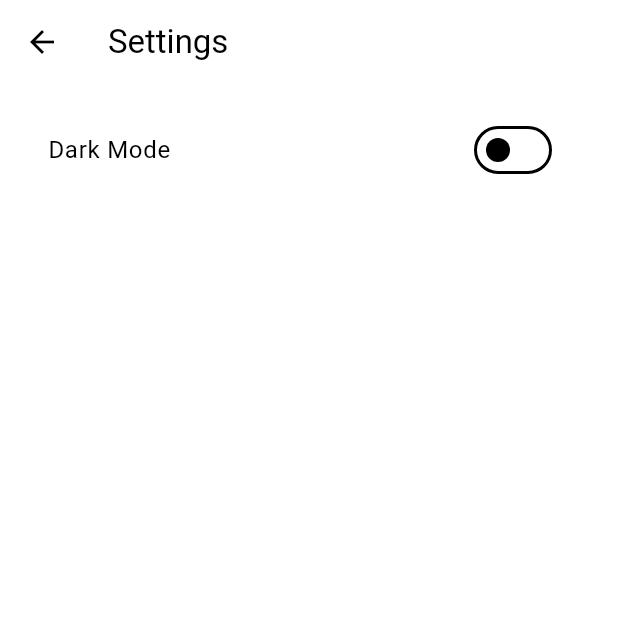
After one commit to ganhuilin015/flutter-timer-app, a Flutter app: the screen it shows after launch, after a tap on the "menu" icon, on a phone screen of 412 x 824 dp, the top half of it. The commit adds this screen. Run offline on Flutter 3.47's test engine with Material 3 defaults, Android fonts, the phone set to English and light mode, and no system bars; our stand-ins replace audioplayers, flutter_local_notifications, geocoding, geolocator, hive, hive_flutter and 3 more; accounts and stored records are empty.

Commit message:
Make setting page and save theme mode data

```diff
--- a/lib/main.dart
+++ b/lib/main.dart
@@ -66,6 +66,8 @@ void main() async {
   Hive.registerAdapter(AlarmItemAdapter());
   await Hive.openBox<AlarmItem>('alarms');
 
+  await Hive.openBox('settings');
+
   runApp(const MyApp());
 }
 
--- a/lib/providers/theme_provider.dart
+++ b/lib/providers/theme_provider.dart
@@ -1,10 +1,35 @@
 import 'package:flutter/material.dart';
+import 'package:hive/hive.dart';
 import '../theme/app_theme.dart';
 
 class ThemeProvider extends ChangeNotifier {
+  static const String _boxName = 'settings';
+  static const String _key = 'themeMode';
+
+  Box get _box => Hive.box(_boxName);
+
   ThemeMode _themeMode = ThemeMode.system;
 
   ThemeMode get themeMode => _themeMode;
+
+  ThemeProvider() {
+    _loadFromHive();
+  }
+
+  void _loadFromHive() {
+    final stored = _box.get(_key, defaultValue: 'system');
+
+    switch (stored) {
+      case 'dark':
+        _themeMode = ThemeMode.dark;
+        break;
+      case 'light':
+        _themeMode = ThemeMode.light;
+        break;
+      default:
+        _themeMode = ThemeMode.system;
+    }
+  }
 
   bool isDark(BuildContext context) {
     if (_themeMode == ThemeMode.system) {
@@ -13,8 +38,8 @@ class ThemeProvider extends ChangeNotifier {
     return _themeMode == ThemeMode.dark;
   }
 
-ColorScheme scheme(BuildContext context) =>
-    isDark(context) ? AppTheme.dark.colorScheme : AppTheme.light.colorScheme;
+  ColorScheme scheme(BuildContext context) =>
+      isDark(context) ? AppTheme.dark.colorScheme : AppTheme.light.colorScheme;
 
   Color primary(BuildContext context) => scheme(context).primary;
   Color onPrimary(BuildContext context) => scheme(context).onPrimary;
@@ -31,6 +56,25 @@ ColorScheme scheme(BuildContext context) =>
 
   void toggleTheme(bool isDark) {
     _themeMode = isDark ? ThemeMode.dark : ThemeMode.light;
+
+    _saveToHive();
     notifyListeners();
   }
+
+  void _saveToHive() {
+    String value;
+
+    switch (_themeMode) {
+      case ThemeMode.dark:
+        value = 'dark';
+        break;
+      case ThemeMode.light:
+        value = 'light';
+        break;
+      default:
+        value = 'system';
+    }
+
+    _box.put(_key, value);
+  }
 }
--- /dev/null
+++ b/lib/screens/settings_screen.dart
@@ -0,0 +1,39 @@
+import 'package:flutter/material.dart';
+import 'package:provider/provider.dart';
+import 'package:timer/providers/theme_provider.dart';
+
+class SettingsScreen extends StatelessWidget {
+  const SettingsScreen({super.key});
+
+  @override
+  Widget build(BuildContext context) {
+    final themeProvider = context.watch<ThemeProvider>();
+    final isDark = themeProvider.isDark(context);
+
+    return Scaffold(
+      appBar: AppBar(
+        title: const Text('Settings'),
+        leading: IconButton(
+          icon: const Icon(Icons.arrow_back),
+          onPressed: () => Navigator.pop(context), // 🔙 go back
+        ),
+      ),
+      body: Padding(
+        padding: const EdgeInsets.all(16),
+        child: Column(
+          children: [
+            ListTile(
+              title: const Text('Dark Mode'),
+              trailing: Switch(
+                value: isDark,
+                onChanged: (value) {
+                  themeProvider.toggleTheme(value);
+                },
+              ),
+            ),
+          ],
+        ),
+      ),
+    );
+  }
+}
--- a/lib/widgets/screen_header.dart
+++ b/lib/widgets/screen_header.dart
@@ -1,6 +1,7 @@
 import 'package:flutter/material.dart';
 import 'package:timer/providers/theme_provider.dart';
 import 'package:provider/provider.dart';
+import 'package:timer/screens/settings_screen.dart';
 
 class ScreenHeader extends StatelessWidget {
   final String title;
@@ -48,15 +49,14 @@ class ScreenHeader extends StatelessWidget {
           const Spacer(),
           const SizedBox(width: 20),
           IconButton(
-            icon: Icon(
-              context.read<ThemeProvider>().isDark(context)
-                  ? Icons.dark_mode
-                  : Icons.light_mode,
-            ),
+            icon: const Icon(Icons.menu),
             onPressed: () {
-              final provider = context.read<ThemeProvider>();
-              final isDark = provider.isDark(context);
-              provider.toggleTheme(!isDark);
+              Navigator.push(
+                context,
+                MaterialPageRoute(
+                  builder: (_) => const SettingsScreen(),
+                ),
+              );
             },
           ),
         ],
```
